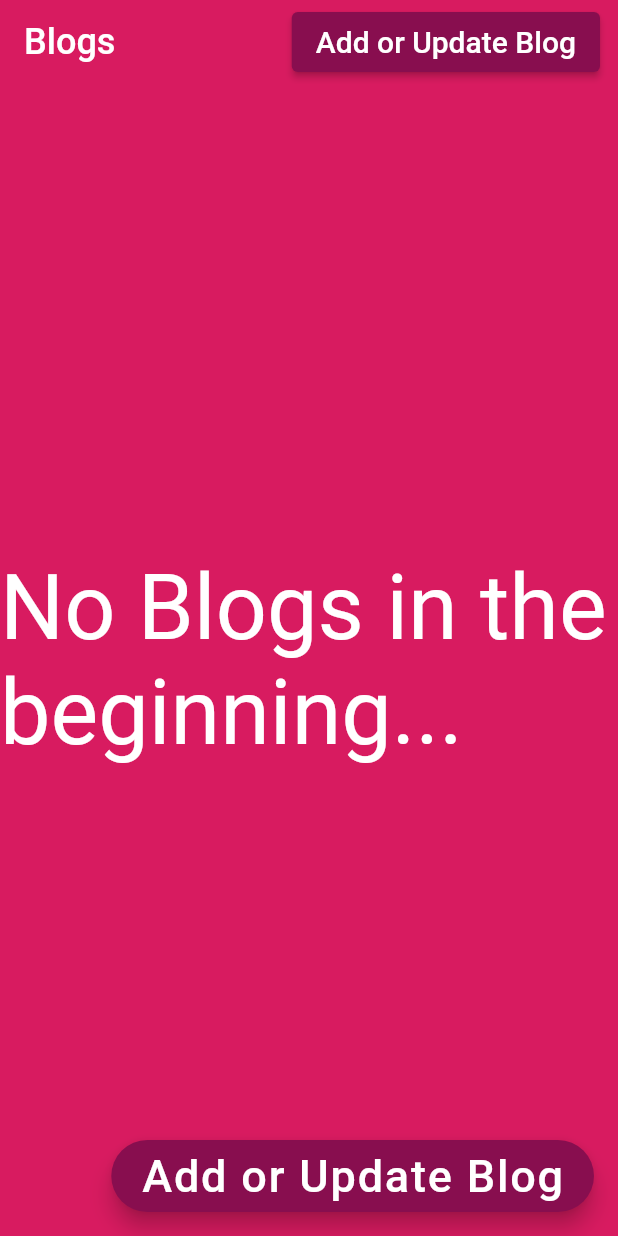
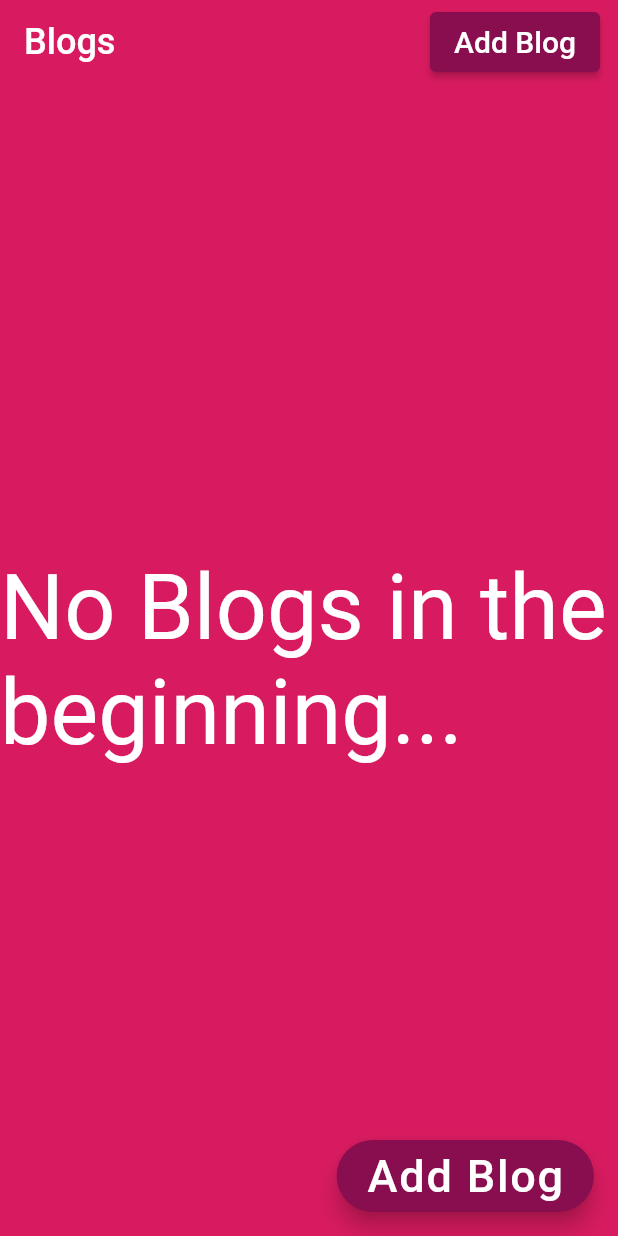
Before and after one commit to sanjibsinha/flutter_data_and_backend, a Flutter app: the screen it shows after launch, on a phone screen of 412 x 824 dp. Run offline on Flutter 3.47's test engine with Material 2 defaults, Android fonts, the phone set to English and light mode, and no system bars; our stand-ins replace sqflite; accounts and stored records are empty.

Commit message:
changing all

```diff
--- a/lib/view/all_pages.dart
+++ b/lib/view/all_pages.dart
@@ -62,7 +62,7 @@ class _AllPagesState extends State<AllPages> {
                   refreshingAllBogs();
                 },
                 child: const Text(
-                  'Add or Update Blog',
+                  'Add Blog',
                   style: TextStyle(
                     fontSize: 20,
                   ),
@@ -82,7 +82,7 @@ class _AllPagesState extends State<AllPages> {
                   : buildingAllBlogs(),
         ),
         floatingActionButton: FloatingActionButton.extended(
-          tooltip: 'Add or Update Blog',
+          tooltip: 'Add Blog',
           foregroundColor: Colors.white,
           backgroundColor: Colors.pink.shade900,
           onPressed: () async {
@@ -93,7 +93,7 @@ class _AllPagesState extends State<AllPages> {
             refreshingAllBogs();
           },
           label: const Text(
-            'Add or Update Blog',
+            'Add Blog',
             style: TextStyle(
               fontSize: 30,
             ),
--- a/lib/view/edit.dart
+++ b/lib/view/edit.dart
@@ -60,7 +60,7 @@ class _EditPageState extends State<EditPage> {
         ),
         onPressed: addOrUpdateBlog,
         child: const Text(
-          'Add or Update',
+          'Add or Update Blog',
           style: TextStyle(
             fontSize: 20,
           ),
```
Also changed, not shown: lib/view/detail.dart (+26 -4 lines).
